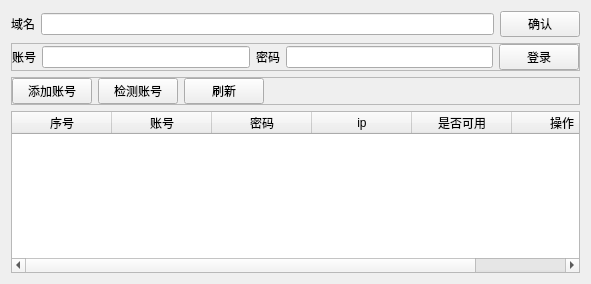
fffoobibi/ins_accounts, file ui/main.ui: the form before one commit.
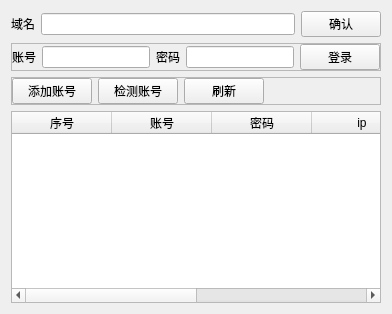
The form after the commit.

What changed in the file:
```diff
--- a/ui/main.ui
+++ b/ui/main.ui
@@ -7,7 +7,7 @@
     <x>0</x>
     <y>0</y>
     <width>591</width>
-    <height>284</height>
+    <height>0</height>
    </rect>
   </property>
   <property name="windowTitle">
```
Left out of the diff: 15 changed lines with no effect on the pictures.
